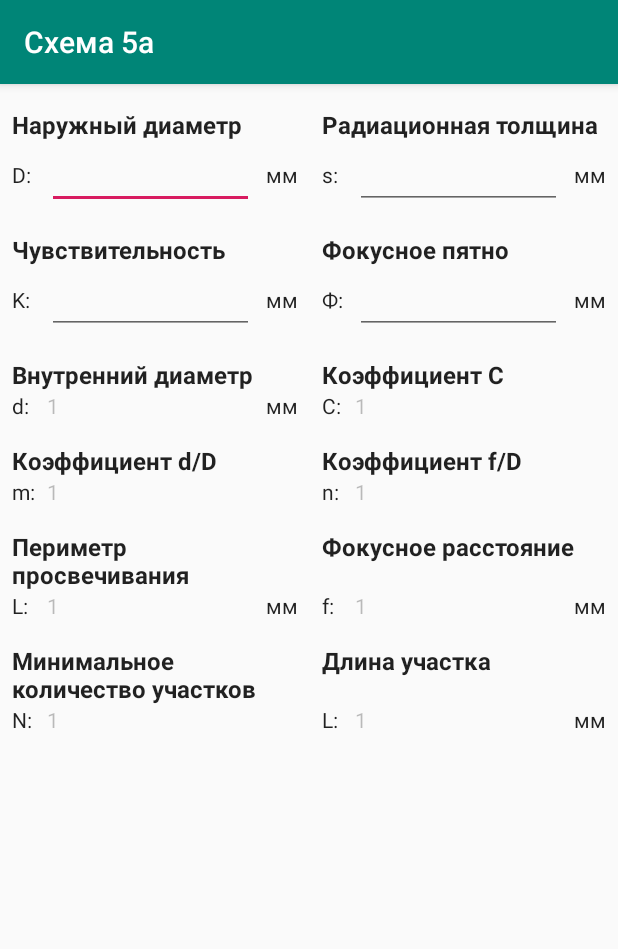
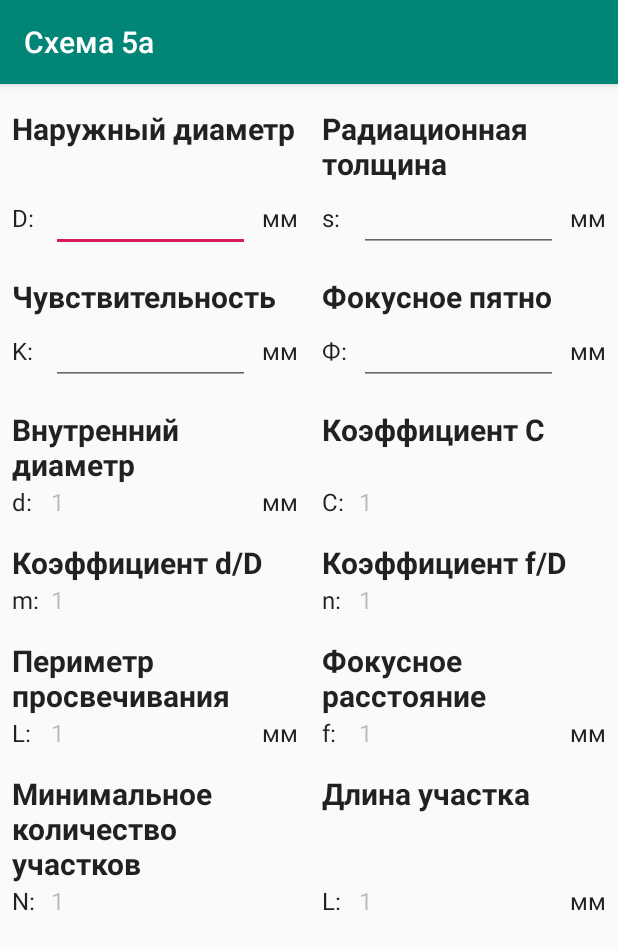
Before and after one commit to dimon4ezzz/FlawDetectorOperatorDiary, an Android app: the screen it shows after launch (MainActivity), on a phone screen of 412 x 824 dp. Shown: the top 949 px of the screen. Run offline under Robolectric (Android 15) with nearby library versions, the phone set to English and light mode, and no system bars.

Commit message:
make text bigger

```diff
--- a/app/src/main/res/layout/fragment_scheme5a.xml
+++ b/app/src/main/res/layout/fragment_scheme5a.xml
@@ -39,7 +39,7 @@
         <TableRow>
 
             <TextView
-                style="@android:style/TextAppearance.Material"
+                style="@style/Text"
                 android:layout_width="wrap_content"
                 android:layout_height="match_parent"
                 android:layout_column="1"
@@ -62,7 +62,7 @@
                 android:singleLine="true" />
 
             <TextView
-                style="@android:style/TextAppearance.Material"
+                style="@style/Text"
                 android:layout_width="wrap_content"
                 android:layout_height="match_parent"
                 android:layout_column="3"
@@ -72,7 +72,7 @@
                 android:textAlignment="gravity" />
 
             <TextView
-                style="@android:style/TextAppearance.Material"
+                style="@style/Text"
                 android:layout_width="wrap_content"
                 android:layout_height="match_parent"
                 android:layout_column="4"
@@ -94,7 +94,7 @@
                 android:singleLine="true" />
 
             <TextView
-                style="@android:style/TextAppearance.Material"
+                style="@style/Text"
                 android:layout_width="wrap_content"
                 android:layout_height="match_parent"
                 android:layout_column="6"
@@ -132,7 +132,7 @@
         <TableRow>
 
             <TextView
-                style="@android:style/TextAppearance.Material"
+                style="@style/Text"
                 android:layout_width="wrap_content"
                 android:layout_height="match_parent"
                 android:layout_column="1"
@@ -154,7 +154,7 @@
                 android:singleLine="true" />
 
             <TextView
-                style="@android:style/TextAppearance.Material"
+                style="@style/Text"
                 android:layout_width="wrap_content"
                 android:layout_height="match_parent"
                 android:layout_column="3"
@@ -164,7 +164,7 @@
                 android:textAlignment="gravity" />
 
             <TextView
-                style="@android:style/TextAppearance.Material"
+                style="@style/Text"
                 android:layout_width="wrap_content"
                 android:layout_height="match_parent"
                 android:layout_column="4"
@@ -186,7 +186,7 @@
                 android:singleLine="true" />
 
             <TextView
-                style="@android:style/TextAppearance.Material"
+                style="@style/Text"
                 android:layout_width="wrap_content"
                 android:layout_height="match_parent"
                 android:layout_column="6"
@@ -224,7 +224,7 @@
         <TableRow>
 
             <TextView
-                style="@android:style/TextAppearance.Material"
+                style="@style/Text"
                 android:layout_width="wrap_content"
                 android:layout_height="match_parent"
                 android:layout_column="1"
@@ -235,7 +235,7 @@
 
             <TextView
                 android:id="@+id/tv_internal_diameter"
-                style="@android:style/TextAppearance.Material"
+                style="@style/Text"
                 android:layout_width="0dp"
                 android:layout_height="wrap_content"
                 android:layout_column="2"
@@ -248,7 +248,7 @@
                 android:textIsSelectable="true" />
 
             <TextView
-                style="@android:style/TextAppearance.Material"
+                style="@style/Text"
                 android:layout_width="wrap_content"
                 android:layout_height="match_parent"
                 android:layout_column="3"
@@ -258,7 +258,7 @@
                 android:textAlignment="gravity" />
 
             <TextView
-                style="@android:style/TextAppearance.Material"
+                style="@style/Text"
                 android:layout_width="wrap_content"
                 android:layout_height="match_parent"
                 android:layout_column="4"
@@ -269,7 +269,7 @@
 
             <TextView
                 android:id="@+id/tv_coef_c"
-                style="@android:style/TextAppearance.Material"
+                style="@style/Text"
                 android:layout_width="0dp"
                 android:layout_height="wrap_content"
                 android:layout_column="5"
@@ -311,7 +311,7 @@
         <TableRow>
 
             <TextView
-                style="@android:style/TextAppearance.Material"
+                style="@style/Text"
                 android:layout_width="wrap_content"
                 android:layout_height="match_parent"
                 android:layout_column="1"
@@ -322,7 +322,7 @@
 
             <TextView
                 android:id="@+id/tv_coef_m"
-                style="@android:style/TextAppearance.Material"
+                style="@style/Text"
                 android:layout_width="0dp"
                 android:layout_height="wrap_content"
                 android:layout_column="2"
@@ -336,7 +336,7 @@
                 android:textIsSelectable="true" />
 
             <TextView
-                style="@android:style/TextAppearance.Material"
+                style="@style/Text"
                 android:layout_width="wrap_content"
                 android:layout_height="match_parent"
                 android:layout_column="4"
@@ -347,7 +347,7 @@
 
             <TextView
                 android:id="@+id/tv_coef_n"
-                style="@android:style/TextAppearance.Material"
+                style="@style/Text"
                 android:layout_width="0dp"
                 android:layout_height="wrap_content"
                 android:layout_column="5"
@@ -389,7 +389,7 @@
         <TableRow>
 
             <TextView
-                style="@android:style/TextAppearance.Material"
+                style="@style/Text"
                 android:layout_width="wrap_content"
                 android:layout_height="match_parent"
                 android:layout_column="1"
@@ -400,7 +400,7 @@
 
             <TextView
                 android:id="@+id/tv_transillumination_perimeter"
-                style="@android:style/TextAppearance.Material"
+                style="@style/Text"
                 android:layout_width="0dp"
                 android:layout_height="wrap_content"
                 android:layout_column="2"
@@ -413,7 +413,7 @@
                 android:textIsSelectable="true" />
 
             <TextView
-                style="@android:style/TextAppearance.Material"
+                style="@style/Text"
                 android:layout_width="wrap_content"
                 android:layout_height="match_parent"
                 android:layout_column="3"
@@ -423,7 +423,7 @@
                 android:textAlignment="gravity" />
 
             <TextView
-                style="@android:style/TextAppearance.Material"
+                style="@style/Text"
                 android:layout_width="wrap_content"
                 android:layout_height="match_parent"
                 android:layout_column="4"
@@ -434,7 +434,7 @@
 
             <TextView
                 android:id="@+id/tv_distance"
-                style="@android:style/TextAppearance.Material"
+                style="@style/Text"
                 android:layout_width="0dp"
                 android:layout_height="wrap_content"
                 android:layout_column="5"
@@ -447,7 +447,7 @@
                 android:textIsSelectable="true" />
 
             <TextView
-                style="@android:style/TextAppearance.Material"
+                style="@style/Text"
                 android:layout_width="wrap_content"
                 android:layout_height="match_parent"
                 android:layout_column="6"
@@ -485,7 +485,7 @@
         <TableRow>
 
             <TextView
-                style="@android:style/TextAppearance.Material"
+                style="@style/Text"
                 android:layout_width="wrap_content"
                 android:layout_height="match_parent"
                 android:layout_column="1"
@@ -496,7 +496,7 @@
 
             <TextView
                 android:id="@+id/tv_scans_amount"
-                style="@android:style/TextAppearance.Material"
+                style="@style/Text"
                 android:layout_width="0dp"
                 android:layout_height="wrap_content"
                 android:layout_column="2"
@@ -510,7 +510,7 @@
                 android:textIsSelectable="true" />
 
             <TextView
-                style="@android:style/TextAppearance.Material"
+                style="@style/Text"
                 android:layout_width="wrap_content"
                 android:layout_height="match_parent"
                 android:layout_column="4"
@@ -521,7 +521,7 @@
 
             <TextView
                 android:id="@+id/tv_plot_length"
-                style="@android:style/TextAppearance.Material"
+                style="@style/Text"
                 android:layout_width="0dp"
                 android:layout_height="wrap_content"
                 android:layout_column="5"
@@ -534,7 +534,7 @@
                 android:textIsSelectable="true" />
 
             <TextView
-                style="@android:style/TextAppearance.Material"
+                style="@style/Text"
                 android:layout_width="wrap_content"
                 android:layout_height="match_parent"
                 android:layout_column="6"
--- a/app/src/main/res/values/styles.xml
+++ b/app/src/main/res/values/styles.xml
@@ -1,8 +1,6 @@
 <resources>
 
-    <!-- Base application theme. -->
     <style name="AppTheme" parent="Theme.AppCompat.Light.DarkActionBar">
-        <!-- Customize your theme here. -->
         <item name="colorPrimary">@color/colorPrimary</item>
         <item name="colorPrimaryDark">@color/colorPrimaryDark</item>
         <item name="colorAccent">@color/colorAccent</item>
@@ -13,6 +11,11 @@
         <item name="android:layout_marginTop">16dp</item>
         <item name="android:gravity">bottom</item>
         <item name="android:textAlignment">gravity</item>
+        <item name="android:textSize">20sp</item>
+    </style>
+
+    <style name="Text" parent="android:style/TextAppearance.Material">
+        <item name="android:textSize">16sp</item>
     </style>
 
 </resources>
```
